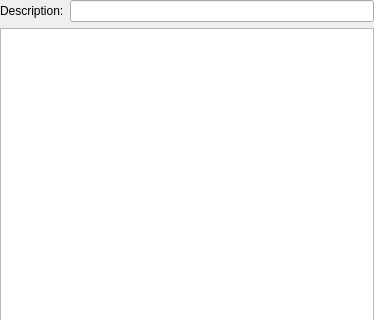
This is src/KeyBindingEditor.ui in drfiemost/konsole as Qt 5 draws it before an edit; both pictures show x 0 to 374 and y 0 to 320 of the 374 by 530 pixel window. The edited form follows.
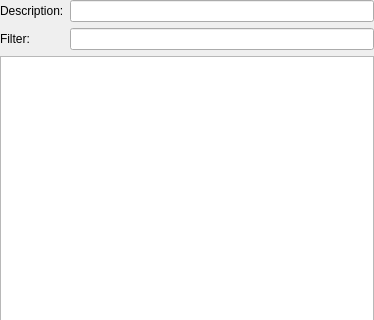
This is the edited form. Custom widgets are drawn as their Qt base class.

Patch:
```diff
--- a/src/KeyBindingEditor.ui
+++ b/src/KeyBindingEditor.ui
@@ -24,17 +24,27 @@
     <number>0</number>
    </property>
    <item>
-    <layout class="QHBoxLayout">
-     <item>
+    <layout class="QFormLayout" name="formLayout">
+     <item row="0" column="0">
       <widget class="QLabel" name="descriptionLabel">
        <property name="text">
         <string>Description:</string>
        </property>
       </widget>
      </item>
-     <item>
+     <item row="0" column="1">
       <widget class="KLineEdit" name="descriptionEdit"/>
      </item>
+     <item row="1" column="0">
+      <widget class="QLabel" name="filterLabel">
+       <property name="text">
+        <string>Filter:</string>
+       </property>
+      </widget>
+     </item>
+     <item row="1" column="1">
+      <widget class="KLineEdit" name="filterEdit"/>
+     </item>
     </layout>
    </item>
    <item>
```
